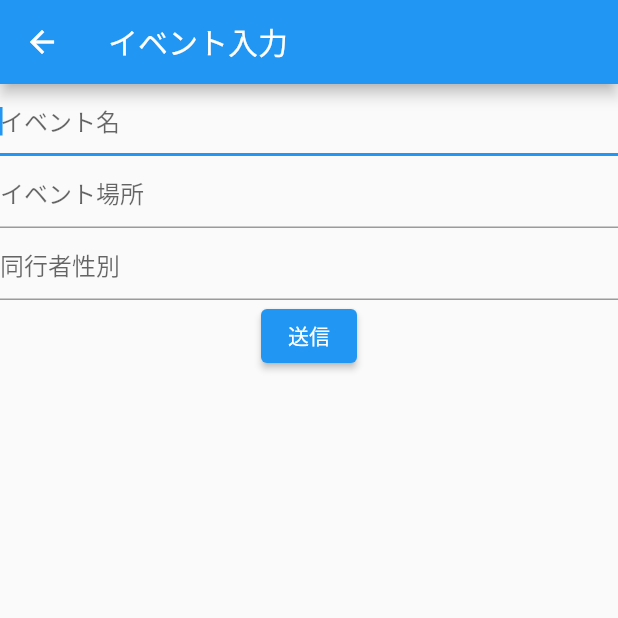
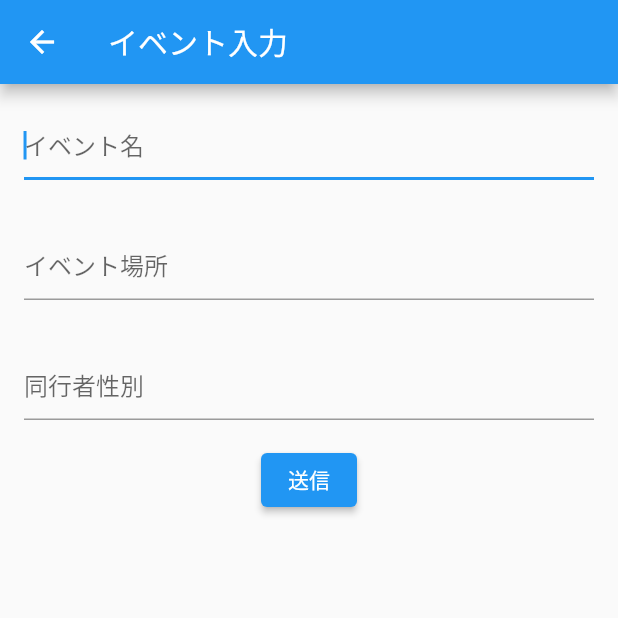
Before and after one commit to enpitut2022/Weeee, a Flutter app: the eventAddPage screen opened directly, on a phone screen of 412 x 824 dp, the top half of it. Run offline on Flutter 3.47's test engine with Material 2 defaults, Android fonts, the phone set to English and light mode, and no system bars; our stand-ins replace cloud_firestore, firebase_core; accounts and stored records are empty.

Commit message:
フォーム画面を少し改善

```diff
--- a/lib/event_add.dart
+++ b/lib/event_add.dart
@@ -34,15 +34,24 @@ class _eventAddPageState extends State<eventAddPage> {
         body: Column(
           //イベントを入力するフォーム -> TextField()
           children: [
-            TextField(
+            Padding(padding: const EdgeInsets.all(16.0),
+            child: TextFormField(
               controller: _eventName,
               autofocus: true,
               decoration: const InputDecoration(hintText: "イベント名"),
-            ),
-            TextField(
+            ),),
+            Padding(padding: const EdgeInsets.all(16.0),
+            child: TextFormField(
               controller: _eventPlace,
               decoration: const InputDecoration(hintText: "イベント場所"),
-            ),
+            ),),
+            Padding(padding: const EdgeInsets.all(16.0),
+            child: TextFormField(
+              controller: _gender,
+              decoration: const InputDecoration(hintText: "同行者性別"),
+            ),),
+
+            //型がstring以外の時のデータの受け渡しを勉強する
             // TextField(
             //   controller: _eventDate,
             //   autofocus: true,
@@ -52,10 +61,6 @@ class _eventAddPageState extends State<eventAddPage> {
             //   controller: _memberNum,
             //   decoration: const InputDecoration(hintText: "同行者人数"),
             // ),
-            TextField(
-              controller: _gender,
-              decoration: const InputDecoration(hintText: "同行者性別"),
-            ),
             //ボタンを押して追加
             ElevatedButton(
               onPressed: () {
--- a/lib/home.dart
+++ b/lib/home.dart
@@ -31,7 +31,7 @@ class _HomeState extends State<Home> {
                   //データの表示
                   //11/9時点では、データを2つ以上を表示する方法は、streamBuilderのみ
                   //課題点：listviewの中でしか表示できない。コンストラクタを使っていない。
-                  //streambuilderを使わなくてもいい方法
+                  //これから：streambuilderを使わなくてもいい方法
                   child: StreamBuilder<QuerySnapshot>(
                     stream: FirebaseFirestore.instance
                         .collection('event')
```
